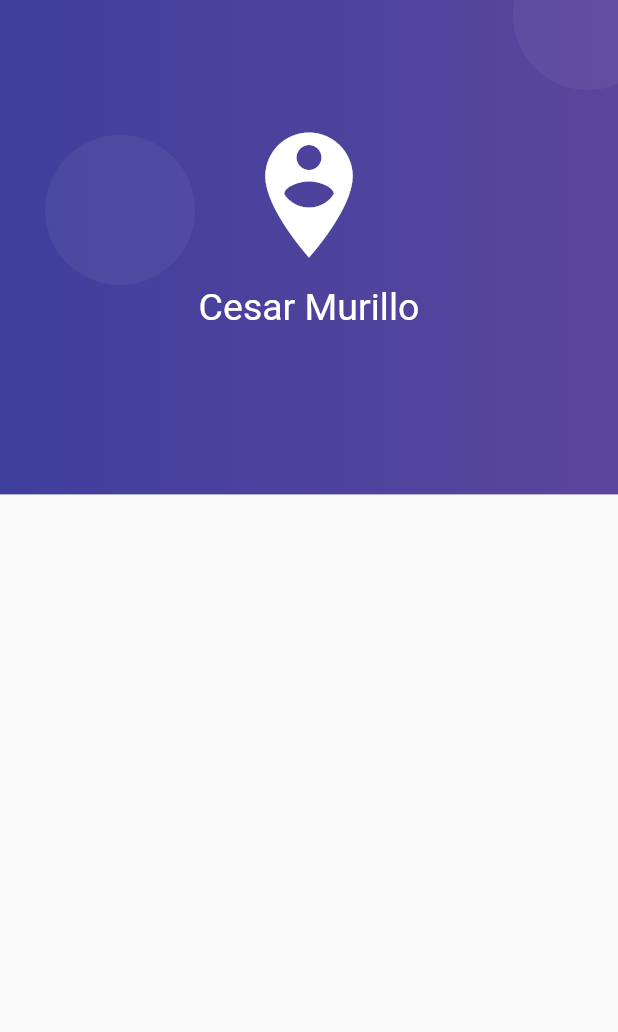
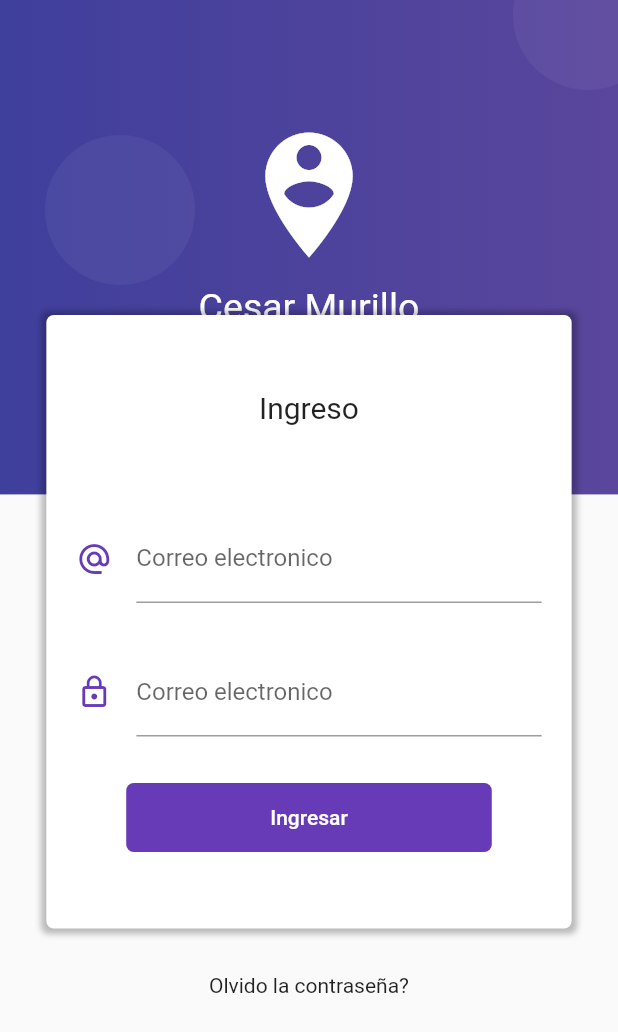
Before and after one commit to zesaru/formvalidationflutter, a Flutter app: the screen it shows after launch, on a phone screen of 412 x 824 dp. Shown: the top 1032 px of the screen. Run offline on Flutter 3.47's test engine with Material 2 defaults, Android fonts, the phone set to English and light mode, and no system bars.

Commit message:
caja login y los campos

```diff
--- a/lib/src/pages/login_page.dart
+++ b/lib/src/pages/login_page.dart
@@ -7,10 +7,94 @@ class LoginPage extends StatelessWidget {
       body: Stack(
         children: <Widget>[
           _crearFondo(context),
+          _loginForm(context),
         ],
       ),
     );
   }
+}
+
+Widget _loginForm(BuildContext context) {
+  final size = MediaQuery.of(context).size;
+  return SingleChildScrollView(
+    child: Column(
+      children: <Widget>[
+        SafeArea(
+          child: Container(
+            height: 180.0,
+          ),
+        ),
+        Container(
+          width: size.width * 0.85,
+          margin: EdgeInsets.symmetric(vertical: 30.0),
+          padding: EdgeInsets.symmetric(vertical: 50.0),
+          decoration: BoxDecoration(
+            color: Colors.white,
+            borderRadius: BorderRadius.circular(5.0),
+            boxShadow: <BoxShadow>[
+              BoxShadow(
+                  color: Colors.black26,
+                  blurRadius: 3.0,
+                  offset: Offset(0.0, 0.5),
+                  spreadRadius: 3.0)
+            ],
+          ),
+          child: Column(
+            children: <Widget>[
+              Text('Ingreso', style: TextStyle(fontSize: 20.0)),
+              SizedBox(height: 60.0),
+              _crearEmail(),
+              SizedBox(height: 30.0),
+              _crearPassword(),
+              SizedBox(height: 30.0),
+              _crearBoton(context),
+            ],
+          ),
+        ),
+        Text('Olvido la contraseña?'),
+        SizedBox(height: 100)
+      ],
+    ),
+  );
+}
+
+Widget _crearBoton(BuildContext context) {
+  return RaisedButton(
+    child: Container(
+      padding: EdgeInsets.symmetric(horizontal: 80.0, vertical: 15.0),
+      child: Text('Ingresar'),
+    ),
+    shape: RoundedRectangleBorder(borderRadius: BorderRadius.circular(5.0)),
+    elevation: 0.0,
+    color: Colors.deepPurple,
+    textColor: Colors.white,
+    onPressed: () {},
+  );
+}
+
+Widget _crearEmail() {
+  return Container(
+    padding: EdgeInsets.symmetric(horizontal: 20),
+    child: TextField(
+      keyboardType: TextInputType.emailAddress,
+      decoration: InputDecoration(
+          icon: Icon(Icons.alternate_email, color: Colors.deepPurple),
+          hintText: 'ejemplo@orre.com',
+          labelText: 'Correo electronico'),
+    ),
+  );
+}
+
+Widget _crearPassword() {
+  return Container(
+    padding: EdgeInsets.symmetric(horizontal: 20),
+    child: TextField(
+      keyboardType: TextInputType.emailAddress,
+      decoration: InputDecoration(
+          icon: Icon(Icons.lock_outline, color: Colors.deepPurple),
+          labelText: 'Correo electronico'),
+    ),
+  );
 }
 
 Widget _crearFondo(BuildContext context) {
@@ -46,19 +130,10 @@ Widget _crearFondo(BuildContext context) {
         padding: EdgeInsets.only(top: 80.0),
         child: Column(
           children: <Widget>[
-            Icon(
-              Icons.person_pin_circle,
-              color: Colors.white,
-              size: 100.0,
-            ),
-            SizedBox(
-              height: 10.0,
-              width: double.infinity,
-            ),
-            Text(
-              'Cesar Murillo',
-              style: TextStyle(color: Colors.white, fontSize: 25.0),
-            )
+            Icon(Icons.person_pin_circle, color: Colors.white, size: 100.0),
+            SizedBox(height: 10.0, width: double.infinity),
+            Text('Cesar Murillo',
+                style: TextStyle(color: Colors.white, fontSize: 25.0))
           ],
         ),
       )
```
